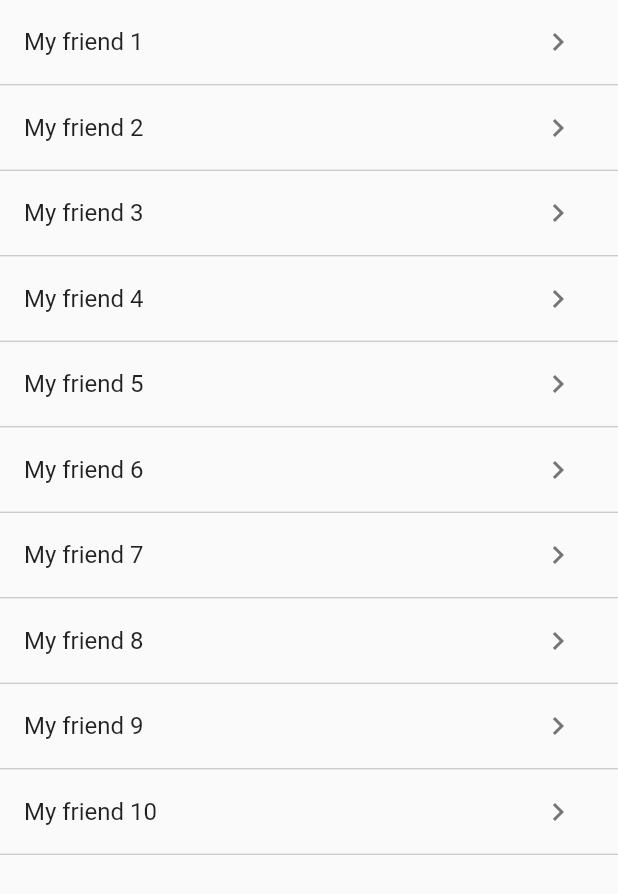
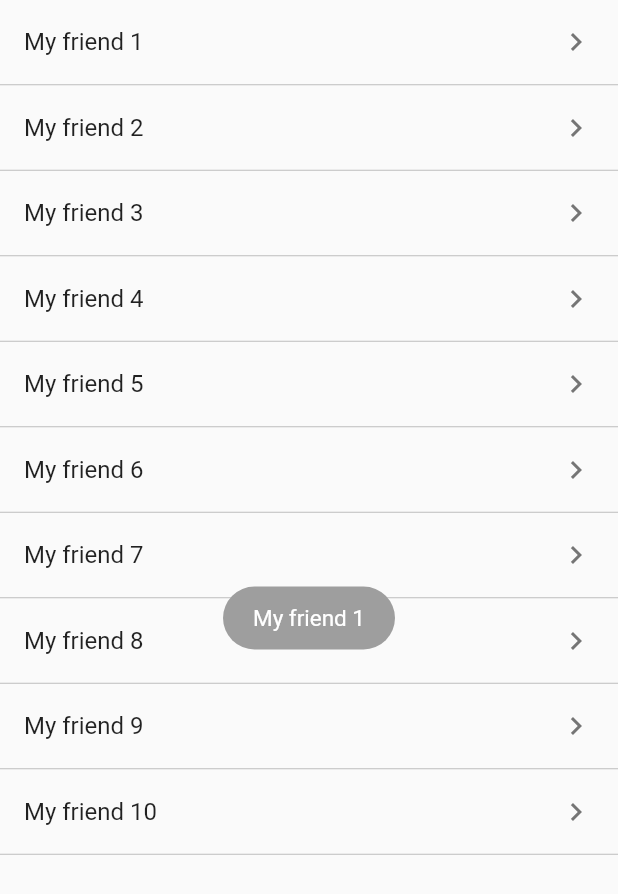
Before and after one commit to vandoannguyen/novel_source, a Flutter app: the MyFriendWidget screen opened directly, after a tap on an icon or button, on a phone screen of 412 x 824 dp. Shown: the top 894 px of the screen. Run offline on Flutter 3.47's test engine with Material 2 defaults, Android fonts, the phone set to English and light mode, and no system bars; our stand-ins replace dio, fluttertoast, get, shared_preferences; missing offline and left inert: flutter_line_login, flutter_share; accounts and stored records are empty; network calls fail.

Commit message:
push code 242day

```diff
--- a/lib/screen/bookstore/comic_bookstore/detail_widget.dart
+++ b/lib/screen/bookstore/comic_bookstore/detail_widget.dart
@@ -405,7 +405,7 @@ class _DetailWidgetState extends State<DetailWidget> {
               ),
             ),
             Container(
-              height: 60,
+              height: 80,
               margin: EdgeInsets.only(top: 20, right: 260),
               child: Text(
                 "HOTTEST",
--- a/lib/screen/bookstore/comic_bookstore/pilihbad_widget.dart
+++ b/lib/screen/bookstore/comic_bookstore/pilihbad_widget.dart
@@ -1,4 +1,5 @@
 import 'package:flutter/material.dart';
+import 'package:fluttertoast/fluttertoast.dart';
 
 class PilihbadWidget extends StatefulWidget {
   PilihbadWidget({Key key}) : super(key: key);
@@ -50,6 +51,10 @@ class _PilihbadWidgetState extends State<PilihbadWidget> {
                 itemBuilder: (BuildContext context, int index) {
                   int ind = index + 1;
                   return GestureDetector(
+                    onTap: (){
+                      index > 12 ? Fluttertoast.showToast(msg: "Warning...Chap Lock!", toastLength: Toast.LENGTH_SHORT, gravity: ToastGravity.CENTER, timeInSecForIosWeb: 1,backgroundColor: Colors.grey[400], textColor: Colors.white,fontSize: 15.0)
+                          : Fluttertoast.showToast(msg: "Chap unlock!", toastLength: Toast.LENGTH_SHORT, gravity: ToastGravity.CENTER, timeInSecForIosWeb: 1,backgroundColor: Colors.grey[400], textColor: Colors.white,fontSize: 15.0);
+                    },
                     child: Stack(
                       children: <Widget>[
                         Container(
--- a/lib/screen/bookstore/detail_comic/myfriend_widget.dart
+++ b/lib/screen/bookstore/detail_comic/myfriend_widget.dart
@@ -1,4 +1,5 @@
 import 'package:flutter/material.dart';
+import 'package:fluttertoast/fluttertoast.dart';
 import 'package:init_app/common/common.dart';
 
 class MyFriendWidget extends StatefulWidget {
@@ -24,12 +25,10 @@ class _MyFriendWidgetState extends State<MyFriendWidget> {
                 ListTile(
                   onTap: (){
                     // Navigator.push(context, MaterialPageRoute(builder: (context) => LoadedCoin()));
+                    Fluttertoast.showToast(msg: "My friend ${ind}", gravity: ToastGravity.CENTER, fontSize: 15, toastLength: Toast.LENGTH_SHORT, backgroundColor: Colors.grey, textColor: Colors.white);
                   },
                   title: Text("My friend ${ind}"),
-                  trailing: IconButton(
-                    icon: Icon(Icons.navigate_next, color: Colors.grey[600],),
-                    onPressed: (){
-                    },
+                  trailing: Icon(Icons.navigate_next, color: Colors.grey[600],
                   ),
                 ),
                 Divider(
--- a/lib/screen/home/home_screen.dart
+++ b/lib/screen/home/home_screen.dart
@@ -58,6 +58,7 @@ class _HomeState extends State<HomeScreen> {
               "assets/images/ic_edit.png",
               width: 25.0,
               height: 25.0,
+              color: Colors.pink,
             ),
             label: BookcaseScreen.name,
           ),
@@ -70,7 +71,7 @@ class _HomeState extends State<HomeScreen> {
             label: TaskScreen.name,
           ),
           BottomNavigationBarItem(
-            icon: Icon(Icons.school),
+            icon: Icon(Icons.person),
             label: PersonalScreen.name,
           ),
         ],
```
Also changed, not shown: lib/screen/bookstore/comic_bookstore/detail_comic_bookstore.dart (+7 -2 lines), lib/screen/bookstore/detail_comic/invite_friend_widget.dart (+23 -3 lines), 1 other file.
